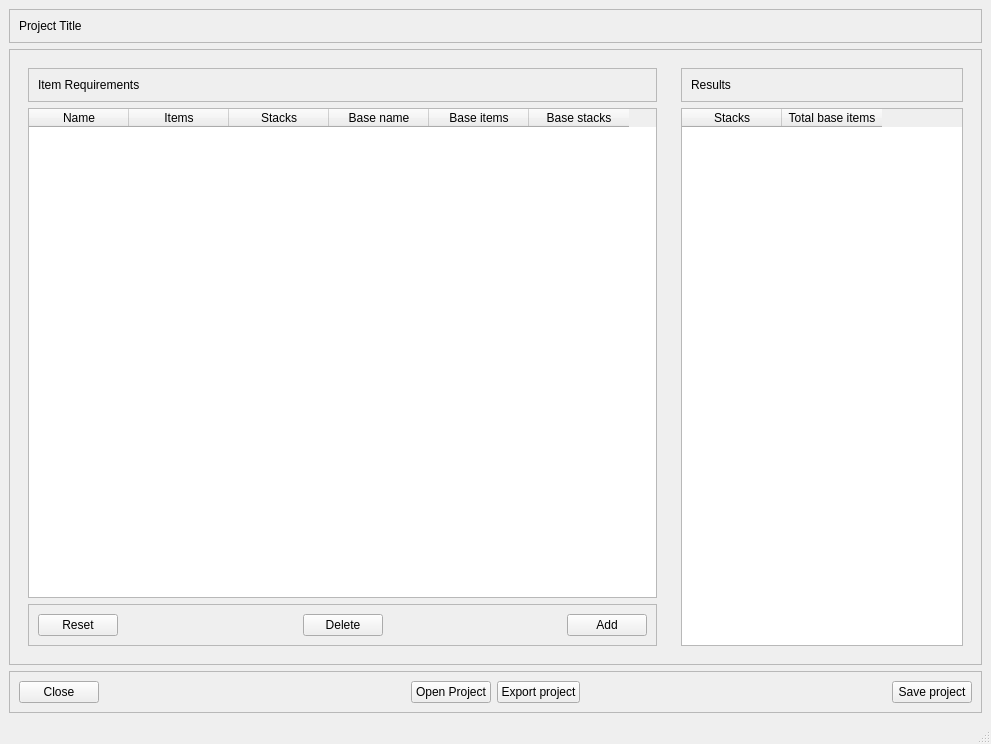
The window that ui_files/main_window.ui (vitorslongo/Minecraft-materials-calculator) describes before a commit, drawn with Qt 5.
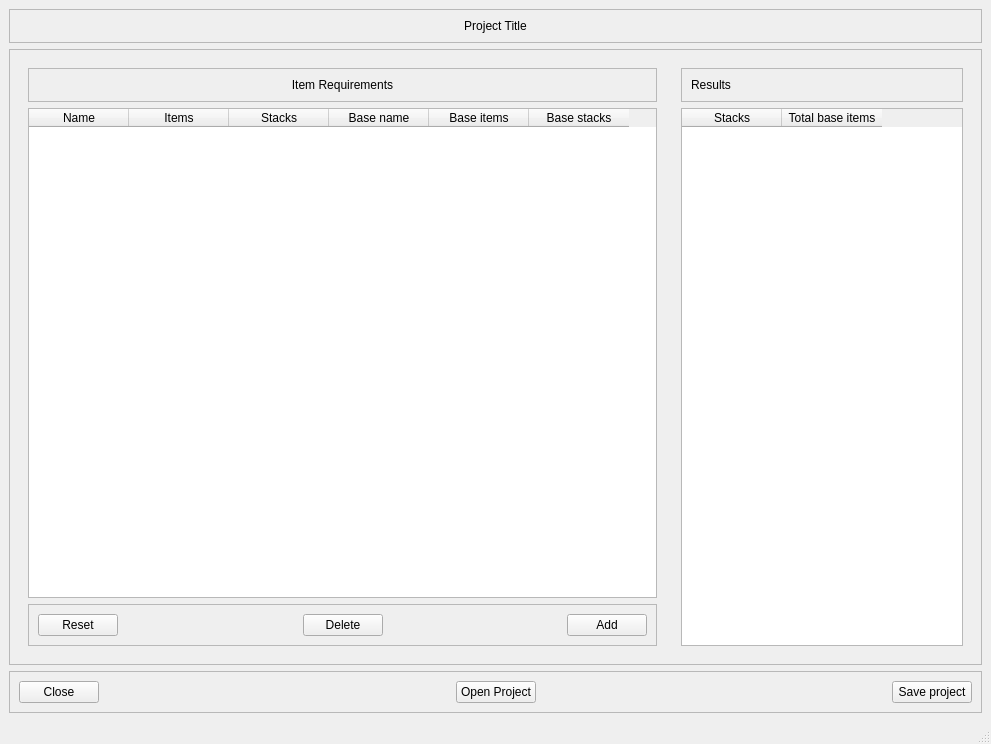
The same window after the commit.

Commit message: Improve AddItem usability with automatic enter and update UI layout

The edit to the form file:
```diff
--- a/ui_files/main_window.ui
+++ b/ui_files/main_window.ui
@@ -41,6 +41,9 @@
          <property name="text">
           <string>Project Title</string>
          </property>
+         <property name="alignment">
+          <set>Qt::AlignmentFlag::AlignCenter</set>
+         </property>
         </widget>
        </item>
       </layout>
@@ -78,6 +81,9 @@
                <property name="text">
                 <string>Item Requirements</string>
                </property>
+               <property name="alignment">
+                <set>Qt::AlignmentFlag::AlignCenter</set>
+               </property>
               </widget>
              </item>
             </layout>
@@ -268,6 +274,13 @@
         </widget>
        </item>
        <item row="0" column="4">
+        <widget class="QPushButton" name="pushButton_save_project">
+         <property name="text">
+          <string>Save project</string>
+         </property>
+        </widget>
+       </item>
+       <item row="0" column="3">
         <spacer name="horizontalSpacer_2">
          <property name="orientation">
           <enum>Qt::Orientation::Horizontal</enum>
@@ -300,20 +313,6 @@
          </property>
         </widget>
        </item>
-       <item row="0" column="3">
-        <widget class="QPushButton" name="pushButton_export_project">
-         <property name="text">
-          <string>Export project</string>
-         </property>
-        </widget>
-       </item>
-       <item row="0" column="5">
-        <widget class="QPushButton" name="pushButton_save_project">
-         <property name="text">
-          <string>Save project</string>
-         </property>
-        </widget>
-       </item>
       </layout>
      </widget>
     </item>
```
The commit also changes 4 other files.
